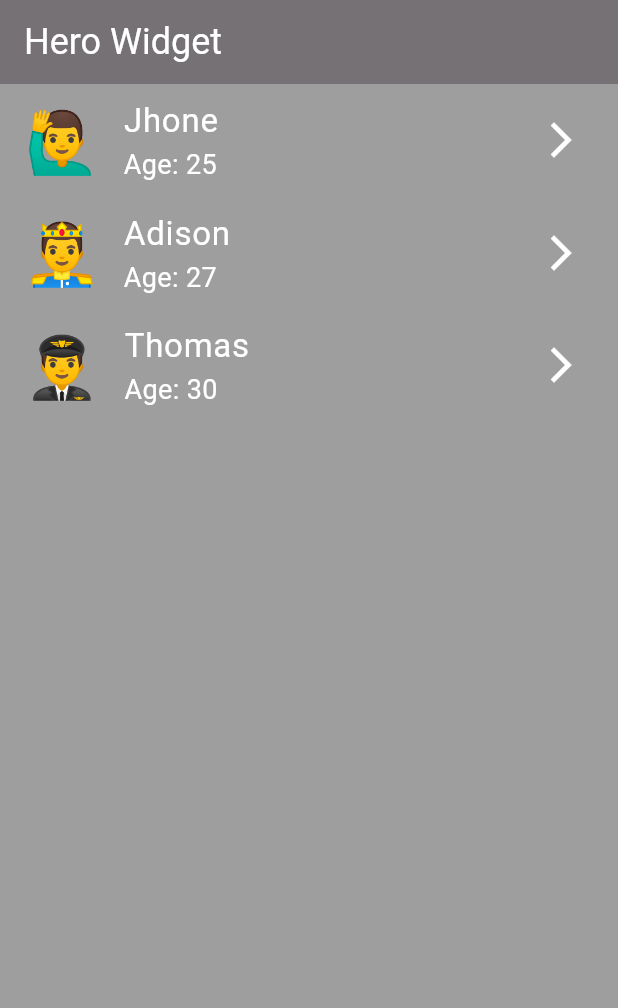
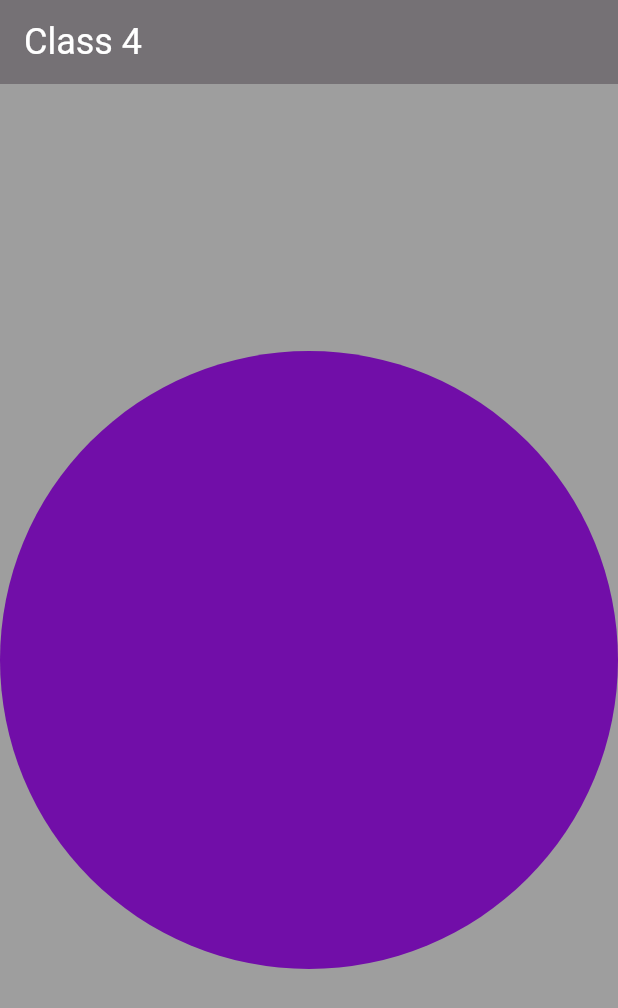
Before and after one commit to Cold-Thunder/flutter-animation, a Flutter app: the screen it shows after launch, on a phone screen of 412 x 824 dp. Shown: the top 1008 px of the screen. Run offline on Flutter 3.47's test engine with Material 3 defaults, Android fonts, the phone set to English and light mode, and no system bars; missing offline and left inert: dart:ffi.

Commit message:
color changing is done, clipping path

```diff
--- /dev/null
+++ b/lib/advance_anim/class4_clipping_path.dart
@@ -0,0 +1,86 @@
+import 'package:flutter/cupertino.dart';
+import 'package:flutter/material.dart';
+import 'package:flutter_animation/activities/clippath_pac.dart';
+import 'dart:math' as math;
+
+class ClippingPath extends StatefulWidget{
+  @override
+  State<ClippingPath> createState()=> _ClippingPathState();
+}
+
+class _Clipper extends CustomClipper<Path>{
+  @override
+  Path getClip(Size size){
+    var path = Path();
+
+    final rect = Rect.fromCircle(
+        center: Offset(size.height/2, size.width/2),
+        radius: size.width/2
+    );
+    path.addOval(rect);
+    return path;
+  }
+
+  @override
+  bool shouldReclip(CustomClipper<Path> oldClipper) => false;
+}
+
+Color? colorGeneraor ()=> Color(0xFF000000 + math.Random().nextInt(0x00FFFFFF));
+
+class _ClippingPathState extends State<ClippingPath>{
+  var _color = colorGeneraor();
+  @override
+  Widget build(BuildContext context){
+    final width = MediaQuery.of(context).size.width;
+    final height = MediaQuery.of(context).size.height;
+    return Scaffold(
+      appBar: AppBar(
+        title:const Text('Class 4', style: TextStyle(
+          fontSize: 24,
+          color: Colors.white
+        )),
+        backgroundColor: Colors.black54
+      ),
+      body: SafeArea(
+        child: Container(
+          height: height,
+          width: width,
+          color: Colors.grey,
+          child: Column(
+            mainAxisAlignment: MainAxisAlignment.center,
+            children:[
+              ClipPath(
+                clipper: _Clipper(),
+                child: TweenAnimationBuilder(
+                    tween: ColorTween(
+                      begin: colorGeneraor(),
+                      end: _color,
+                    ),
+                    onEnd: (){
+                      setState((){
+                        _color = colorGeneraor();
+                      });
+                    },
+                    duration: const Duration(seconds: 1),
+                    builder: (context, Color? color, child){
+                      return
+                        ColorFiltered(
+                            colorFilter: ColorFilter.mode(
+                              color!,
+                              BlendMode.srcATop
+                            ),
+                        child: Container(
+                          height: width,
+                          width: width,
+                          color: Colors.yellow
+                      ));
+                    }
+                )
+              )
+            ]
+          )
+        )
+      )
+    );
+  }
+}
--- a/lib/advance_anim/hero_widget.dart
+++ b/lib/advance_anim/hero_widget.dart
@@ -71,7 +71,7 @@ class _StateHeroWidget extends State<HeroWidget>{
                               color: Colors.transparent,
                                child: ScaleTransition(
                                    scale: animation.drive(
-                                       Tween<double>(begin: 3, end: 1)
+                                       Tween<double>(begin: 2, end: 1)
                                    ),
                                 child: fromHeroContext.widget
                                )
--- a/lib/main.dart
+++ b/lib/main.dart
@@ -3,6 +3,8 @@ import 'package:flutter/services.dart';
 import 'package:flutter_animation/activities/clippath_pac.dart';
 import 'package:flutter_animation/advance_anim/class1.dart';
 import 'package:flutter_animation/advance_anim/class2.dart';
+import 'package:flutter_animation/advance_anim/class3_implicit.dart';
+import 'package:flutter_animation/advance_anim/class4_clipping_path.dart';
 import 'package:flutter_animation/advance_anim/hero_widget.dart';
 
 void main() {
@@ -27,7 +29,7 @@ class MyApp extends StatelessWidget {
         colorScheme: ColorScheme.fromSeed(seedColor: Colors.deepPurple),
         useMaterial3: true,
       ),
-      home: HeroWidget()
+      home: ClippingPath()
     );
   }
 }
```
Also changed, not shown: lib/advance_anim/class3_implicit.dart (added, +60 -0 lines), assets/images/cover.jpg (added).
